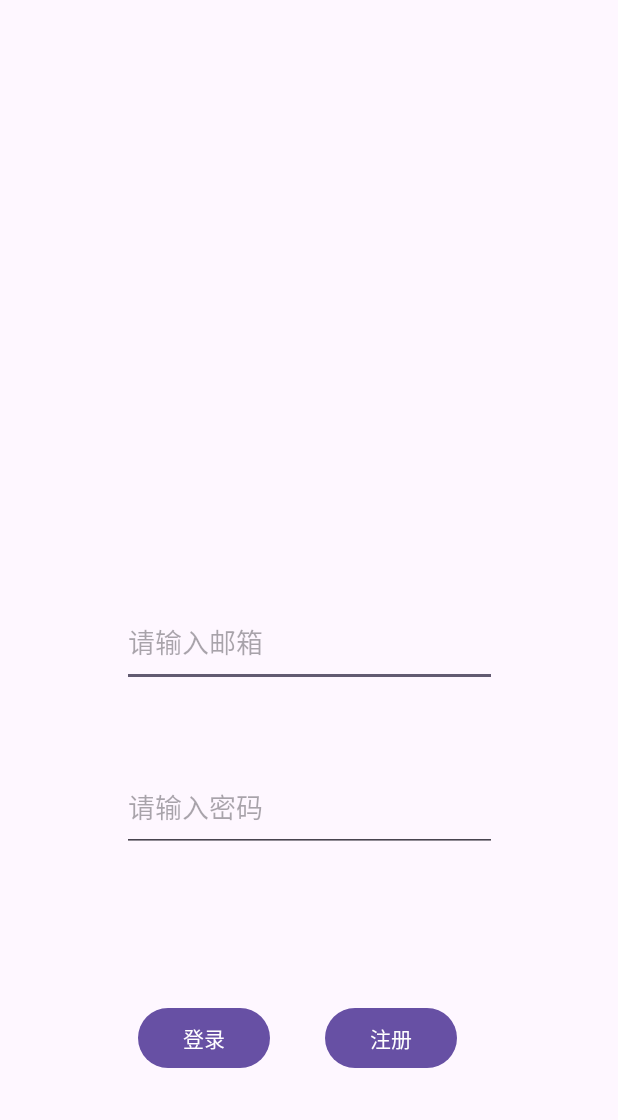
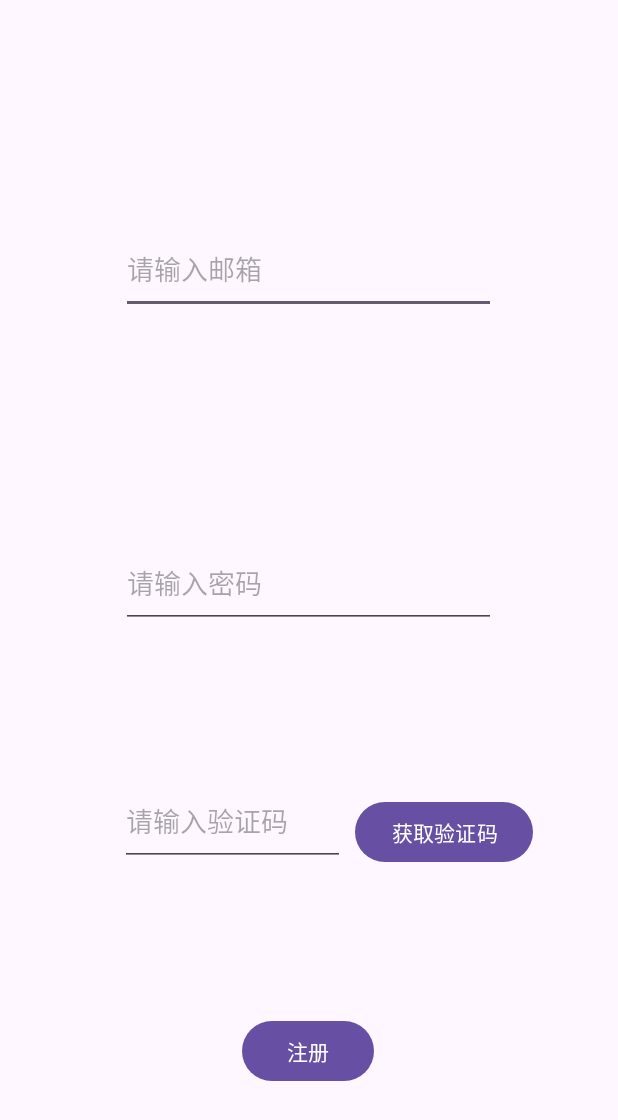
Before and after one commit to manykun/Note, an Android app: the screen it shows after launch (LoginPage before the commit, RegisterPage after it), after a tap on "注册", on a phone screen of 412 x 824 dp. Shown: the top 1120 px of the screen. Run offline under Robolectric (Android 15) with nearby library versions, the phone set to English and light mode, and no system bars.

Commit message:
chore: 添加注册功能和验证码发送功能

```diff
--- a/frontend/app/src/main/java/android/example/note/LoginPage.java
+++ b/frontend/app/src/main/java/android/example/note/LoginPage.java
@@ -35,30 +35,9 @@ public class LoginPage extends AppCompatActivity{
         });
     }
 
-    public void sendcode(View view) throws IOException {
-        OkHttpClient client = new OkHttpClient();
-
-        RequestBody body = new FormBody.Builder()
-                .add("mail", "xdk21@mails.tsinghua.edu.cn")
-                .build();
-
-        Request request = new Request.Builder()
-                .url(getString(R.string.ip) + "/sendcode")
-                .post(body)
-                .build();
-        Call call = client.newCall(request);
-
-        call.enqueue(new Callback() {
-            @Override
-            public void onFailure(Call call, IOException e) {
-                Log.d("LoginPage", "onFailure: " + e.getMessage());
-            }
-
-            @Override
-            public void onResponse(Call call, Response response) throws IOException {
-                Log.d("LoginPage", "onResponse: " + response.body().string());
-            }
-        });
+    public void toRegister(View view) {
+        Intent intent = new Intent(this, RegisterPage.class);
+        startActivity(intent);
     }
 
 }
--- /dev/null
+++ b/frontend/app/src/main/java/android/example/note/RegisterPage.java
@@ -0,0 +1,75 @@
+package android.example.note;
+
+import androidx.appcompat.app.AppCompatActivity;
+import androidx.core.graphics.Insets;
+import androidx.core.view.ViewCompat;
+
+import android.content.Intent;
+import android.net.Uri;
+import android.os.Bundle;
+import android.util.Log;
+import android.view.View;
+import android.util.Log;
+import android.widget.EditText;
+
+import okhttp3.Call;
+import okhttp3.Callback;
+import okhttp3.FormBody;
+import okhttp3.OkHttpClient;
+import okhttp3.Request;
+import okhttp3.RequestBody;
+import okhttp3.Response;
+
+import androidx.activity.EdgeToEdge;
+import androidx.appcompat.app.AppCompatActivity;
+import androidx.core.graphics.Insets;
+import androidx.core.view.ViewCompat;
+import androidx.core.view.WindowInsetsCompat;
+
+import java.io.IOException;
+
+public class RegisterPage extends AppCompatActivity {
+    @Override
+    protected void onCreate(Bundle savedInstanceState) {
+        super.onCreate(savedInstanceState);
+        EdgeToEdge.enable(this);
+        setContentView(R.layout.registerpage);
+        ViewCompat.setOnApplyWindowInsetsListener(findViewById(R.id.main), (v, insets) -> {
+            Insets systemBars = insets.getInsets(WindowInsetsCompat.Type.systemBars());
+            v.setPadding(systemBars.left, systemBars.top, systemBars.right, systemBars.bottom);
+            return insets;
+        });
+    }
+
+    public void sendcode(View view) throws IOException {
+        OkHttpClient client = new OkHttpClient();
+
+        // 读取输入框中的邮箱地址
+        EditText editText = findViewById(R.id.editTextTextEmailAddress);
+        String mail = editText.getText().toString();
+
+        RequestBody body = new FormBody.Builder()
+                .add("mail", mail)
+                .build();
+
+        Request request = new Request.Builder()
+                .url(getString(R.string.ip) + "/sendcode")
+                .post(body)
+                .build();
+        Call call = client.newCall(request);
+
+        call.enqueue(new Callback() {
+            @Override
+            public void onFailure(Call call, IOException e) {
+                Log.d("LoginPage", "onFailure: " + e.getMessage());
+            }
+
+            @Override
+            public void onResponse(Call call, Response response) throws IOException {
+                Log.d("LoginPage", "onResponse: " + response.body().string());
+            }
+        });
+
+    }
+
+}
--- a/frontend/app/src/main/res/layout/loginpage.xml
+++ b/frontend/app/src/main/res/layout/loginpage.xml
@@ -57,7 +57,7 @@
         android:layout_width="wrap_content"
         android:layout_height="wrap_content"
         android:text="注册"
-        android:onClick="sendcode"
+        android:onClick="toRegister"
         app:layout_constraintBottom_toBottomOf="parent"
         app:layout_constraintEnd_toEndOf="parent"
         app:layout_constraintHorizontal_bias="0.253"
--- /dev/null
+++ b/frontend/app/src/main/res/layout/registerpage.xml
@@ -0,0 +1,76 @@
+<?xml version="1.0" encoding="utf-8"?>
+<androidx.constraintlayout.widget.ConstraintLayout xmlns:android="http://schemas.android.com/apk/res/android"
+    xmlns:app="http://schemas.android.com/apk/res-auto"
+    xmlns:tools="http://schemas.android.com/tools"
+    android:id="@+id/main"
+    android:layout_width="match_parent"
+    android:layout_height="match_parent"
+    tools:context=".LoginPage">
+
+    <EditText
+        android:id="@+id/editTextTextEmailAddress"
+        android:layout_width="250dp"
+        android:layout_height="60dp"
+        android:layout_marginTop="50dp"
+        android:layout_marginBottom="50dp"
+        android:ems="10"
+        android:hint="请输入邮箱"
+        android:inputType="textEmailAddress"
+        app:layout_constraintBottom_toTopOf="@+id/editTextTextPassword"
+        app:layout_constraintEnd_toEndOf="parent"
+        app:layout_constraintHorizontal_bias="0.496"
+        app:layout_constraintStart_toStartOf="parent"
+        app:layout_constraintTop_toTopOf="parent" />
+
+    <EditText
+        android:id="@+id/editTextTextPassword"
+        android:layout_width="250dp"
+        android:layout_height="60dp"
+        android:ems="10"
+        android:hint="请输入密码"
+        android:inputType="textPassword"
+        app:layout_constraintBottom_toTopOf="@+id/editTextNumber"
+        app:layout_constraintEnd_toEndOf="parent"
+        app:layout_constraintHorizontal_bias="0.496"
+        app:layout_constraintStart_toStartOf="parent"
+        app:layout_constraintTop_toBottomOf="@+id/editTextTextEmailAddress" />
+
+    <Button
+        android:id="@+id/button3"
+        android:layout_width="wrap_content"
+        android:layout_height="wrap_content"
+        android:onClick="register"
+        android:text="注册"
+        app:layout_constraintBottom_toBottomOf="parent"
+        app:layout_constraintEnd_toEndOf="parent"
+        app:layout_constraintHorizontal_bias="0.498"
+        app:layout_constraintStart_toStartOf="parent"
+        app:layout_constraintTop_toBottomOf="@+id/editTextNumber"
+        app:layout_constraintVertical_bias="0.688" />
+
+    <EditText
+        android:id="@+id/editTextNumber"
+        android:layout_width="150dp"
+        android:layout_height="60dp"
+        android:ems="10"
+        android:hint="请输入验证码"
+        android:inputType="number"
+        app:layout_constraintBottom_toTopOf="@+id/button3"
+        app:layout_constraintEnd_toEndOf="parent"
+        app:layout_constraintHorizontal_bias="0.306"
+        app:layout_constraintStart_toStartOf="parent"
+        app:layout_constraintTop_toBottomOf="@+id/editTextTextPassword" />
+
+    <Button
+        android:id="@+id/getcode"
+        android:layout_width="wrap_content"
+        android:layout_height="wrap_content"
+        android:text="获取验证码"
+        android:onClick="sendcode"
+        app:layout_constraintBottom_toTopOf="@+id/button3"
+        app:layout_constraintEnd_toEndOf="parent"
+        app:layout_constraintHorizontal_bias="0.1"
+        app:layout_constraintStart_toEndOf="@+id/editTextNumber"
+        app:layout_constraintTop_toBottomOf="@+id/editTextTextPassword"
+        app:layout_constraintVertical_bias="0.534" />
+</androidx.constraintlayout.widget.ConstraintLayout>
```
Also changed, not shown: frontend/app/src/main/AndroidManifest.xml (+7 -0 lines), 4 other files.
